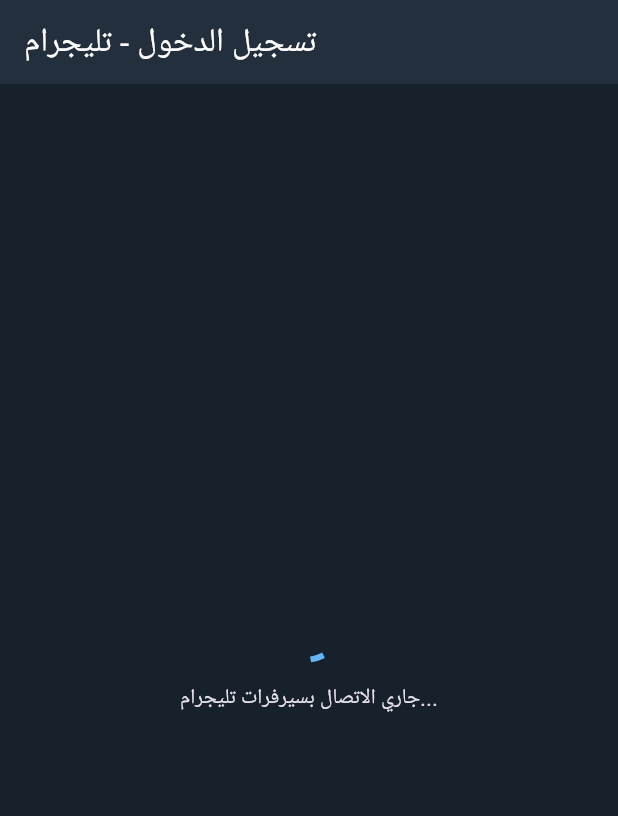
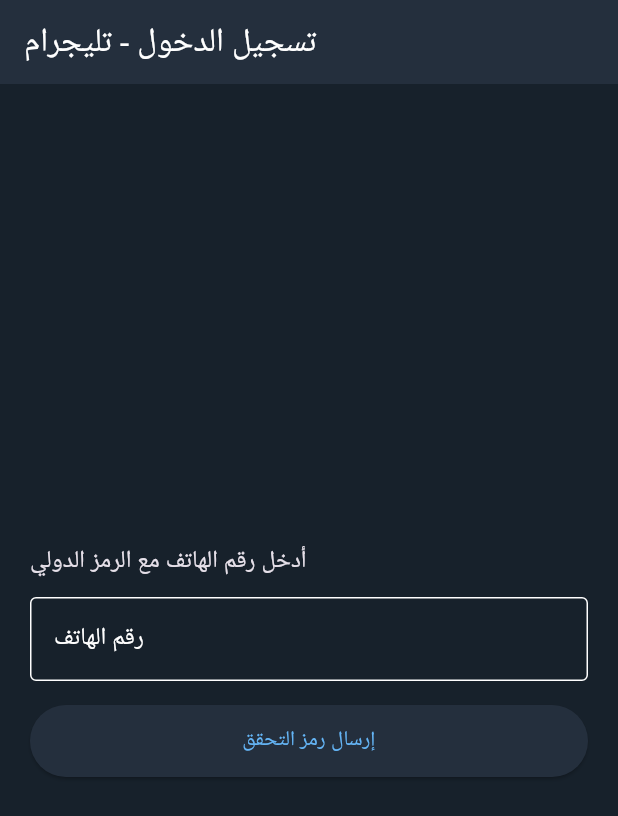
Before and after one commit to TEAM-WAD/Beka, a Flutter app: the screen it shows after launch, on a phone screen of 412 x 824 dp. Shown: the top 816 px of the screen. Run offline on Flutter 3.47's test engine with Material 3 defaults, Android fonts, the phone set to English and light mode, and no system bars; missing offline and left inert: telegram_client.

Commit message:
Update main.dart

```diff
--- a/lib/main.dart
+++ b/lib/main.dart
@@ -1,4 +1,6 @@
+import 'dart:io';
 import 'package:flutter/material.dart';
+import 'package:path_provider/path_provider.dart';
 import 'package:telegram_client/telegram_client.dart';
 
 void main() {
@@ -41,13 +43,12 @@
   final Tdlib _tdlib = Tdlib();
   final int _clientId = 1;
 
-  // مفاتيح API الرسمية مدمجة تلقائياً لتخطي خطوة الإدخال اليدوي
   final int _apiId = 94575;
   final String _apiHash = 'a3406de8d171326e3c403d80a9b00a9c';
 
   bool _isSubmitting = false;
   bool _isAuthorized = false;
-  String _authState = 'loading'; // loading, wait_phone, wait_code, ready
+  String _authState = 'wait_phone'; // ننتقل مباشرة للجهة التفاعلية
 
   final TextEditingController _phoneController = TextEditingController();
   final TextEditingController _codeController = TextEditingController();
@@ -69,6 +70,9 @@
           _handleUpdate(Map<String, dynamic>.from(update.raw));
         }
       });
+
+      // إرسال الإعدادات فوراً بعد البدء
+      await _sendTdlibParametersAuto();
     } catch (e) {
       debugPrint('TDLib Init Error: $e');
     }
@@ -81,7 +85,6 @@
       if (authState != null && authState is Map) {
         final authType = authState['@type'];
 
-        // إرسال الإعدادات تلقائياً بمجرد طلب TDLib لها
         if (authType == 'authorizationStateWaitTdlibParameters') {
           _sendTdlibParametersAuto();
         } else if (authType == 'authorizationStateWaitPhoneNumber') {
@@ -107,6 +110,9 @@
   }
 
   Future<void> _sendTdlibParametersAuto() async {
+    final Directory appDocDir = await getApplicationDocumentsDirectory();
+    final String dbPath = "${appDocDir.path}/tdlib_db";
+
     await _tdlib.invoke(
       'setTdlibParameters',
       parameters: {
@@ -115,7 +121,7 @@
         'system_language_code': 'ar',
         'device_model': 'Android Mobile',
         'application_version': '1.0.0',
-        'database_directory': '/data/user/0/com.example.telegram_custom_native/app_flutter/tdlib',
+        'database_directory': dbPath,
         'use_secret_chats': true,
         'use_message_database': true,
         'use_file_database': true,
@@ -257,11 +263,7 @@
           mainAxisAlignment: MainAxisAlignment.center,
           crossAxisAlignment: CrossAxisAlignment.stretch,
           children: [
-            if (_authState == 'loading') ...[
-              const Center(child: CircularProgressIndicator()),
-              const SizedBox(height: 16),
-              const Text('جاري الاتصال بسيرفرات تليجرام...', textAlign: TextAlign.center),
-            ] else if (_authState == 'wait_phone') ...[
+            if (_authState == 'wait_phone') ...[
               const Text('أدخل رقم الهاتف مع الرمز الدولي', style: TextStyle(fontSize: 16)),
               const SizedBox(height: 12),
               TextField(
```
